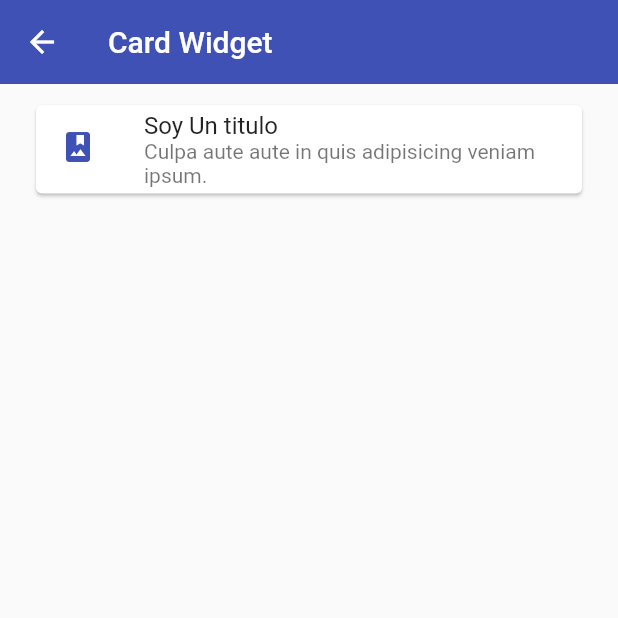
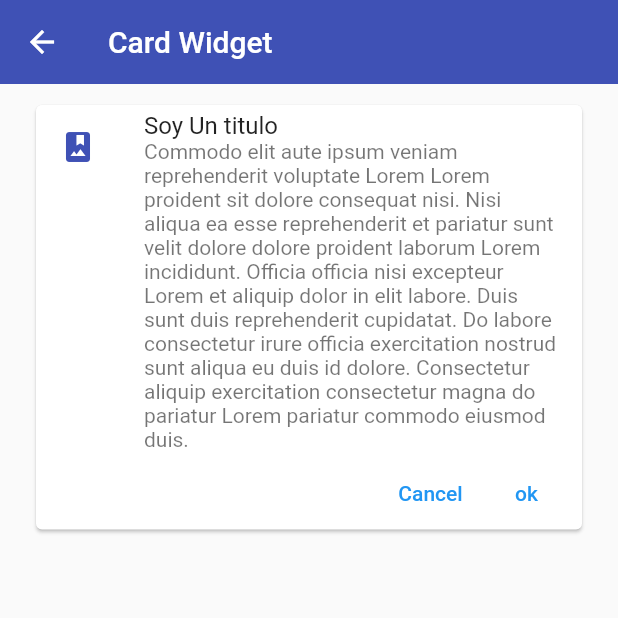
Before and after one commit to AndrusGerman/fl_components, a Flutter app: the CardScreen screen opened by its route, on a phone screen of 412 x 824 dp, the top half of it. Run offline on Flutter 3.47's test engine with Material 2 defaults, Android fonts, the phone set to English and light mode, and no system bars.

Commit message:
card list

```diff
--- a/lib/widgets/custom_card_type1.dart
+++ b/lib/widgets/custom_card_type1.dart
@@ -10,16 +10,28 @@ class CustomCardType1 extends StatelessWidget {
   Widget build(BuildContext context) {
     return Card(
       child: Column(
-        children: const [
-          ListTile(
+        children: [
+          const ListTile(
             leading: Icon(
               Icons.photo_album,
               color: AppTheme.primaryColor,
             ),
             title: Text('Soy Un titulo'),
-            subtitle: Text('Culpa aute aute in quis adipisicing veniam ipsum.'),
+            subtitle: Text('Commodo elit aute ipsum veniam reprehenderit voluptate Lorem Lorem proident sit dolore consequat nisi. Nisi aliqua ea esse reprehenderit et pariatur sunt velit dolore dolore proident laborum Lorem incididunt. Officia officia nisi excepteur Lorem et aliquip dolor in elit labore. Duis sunt duis reprehenderit cupidatat. Do labore consectetur irure officia exercitation nostrud sunt aliqua eu duis id dolore. Consectetur aliquip exercitation consectetur magna do pariatur Lorem pariatur commodo eiusmod duis.'),
+          ),
+
+          Padding(
+            padding: const EdgeInsets.only(right: 5),
+            child: Row(
+              mainAxisAlignment: MainAxisAlignment.end,
+              children: [
+                TextButton(onPressed: () {}, child: const Text('Cancel')),
+                TextButton(onPressed: () {}, child: const Text('ok')),
+              ],
+            ),
           )
         ],
+
       ),
     );
   }
```
